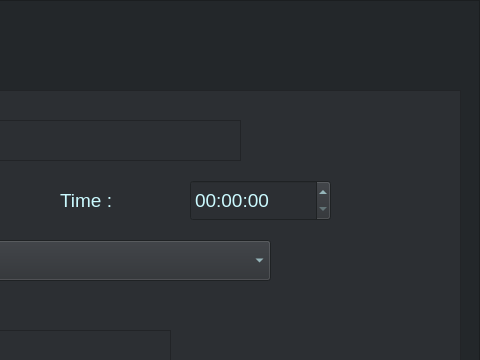
Before: the Qt Designer form UI_files/Schedules/schedule_create_form.ui in KuroNeko717/Cue, drawn with Qt 5; both pictures show x 370 to 850 and y 0 to 360 of the 850 by 650 pixel window.
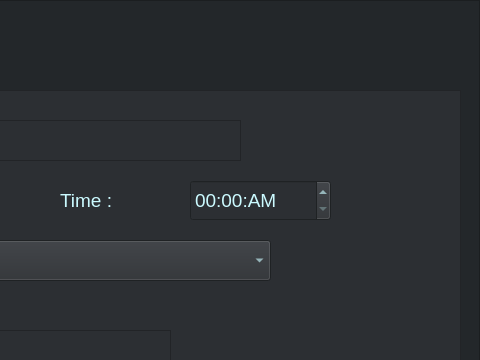
After: the same form once the commit is applied.

Commit message: Fixed some bugs caused by Liao ~Asher

```diff
--- a/UI_files/Schedules/schedule_create_form.ui
+++ b/UI_files/Schedules/schedule_create_form.ui
@@ -361,6 +361,9 @@
      <property name="styleSheet">
       <string notr="true">color: rgb(203, 250, 255);</string>
      </property>
+     <property name="displayFormat">
+      <string>HH:mm:AP</string>
+     </property>
     </widget>
     <widget class="QLabel" name="time_label_s_c">
      <property name="geometry">
```
The commit also changes 2 other files.
